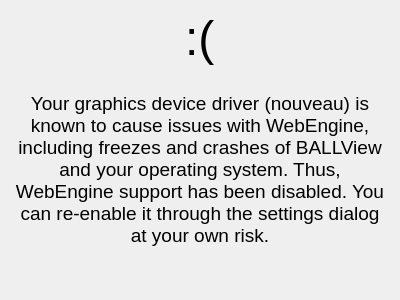
The window that source/VIEW/WIDGETS/HTMLViewErrorWidget.ui (BALL-Project/ball) describes before a commit, drawn with Qt 5.
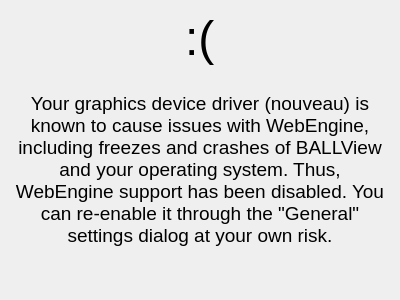
The same window after the commit.

Commit message: [VIEW] Move WebEngine settings to General settings

```diff
--- a/source/VIEW/WIDGETS/HTMLViewErrorWidget.ui
+++ b/source/VIEW/WIDGETS/HTMLViewErrorWidget.ui
@@ -82,7 +82,7 @@
       </font>
      </property>
      <property name="text">
-      <string>Your graphics device driver (nouveau) is known to cause issues with WebEngine, including freezes and crashes of BALLView and your operating system. Thus, WebEngine support has been disabled. You can re-enable it through the settings dialog at your own risk.</string>
+      <string>Your graphics device driver (nouveau) is known to cause issues with WebEngine, including freezes and crashes of BALLView and your operating system. Thus, WebEngine support has been disabled. You can re-enable it through the &quot;General&quot; settings dialog at your own risk.</string>
      </property>
      <property name="alignment">
       <set>Qt::AlignCenter</set>
```
The commit also changes 10 other files.
